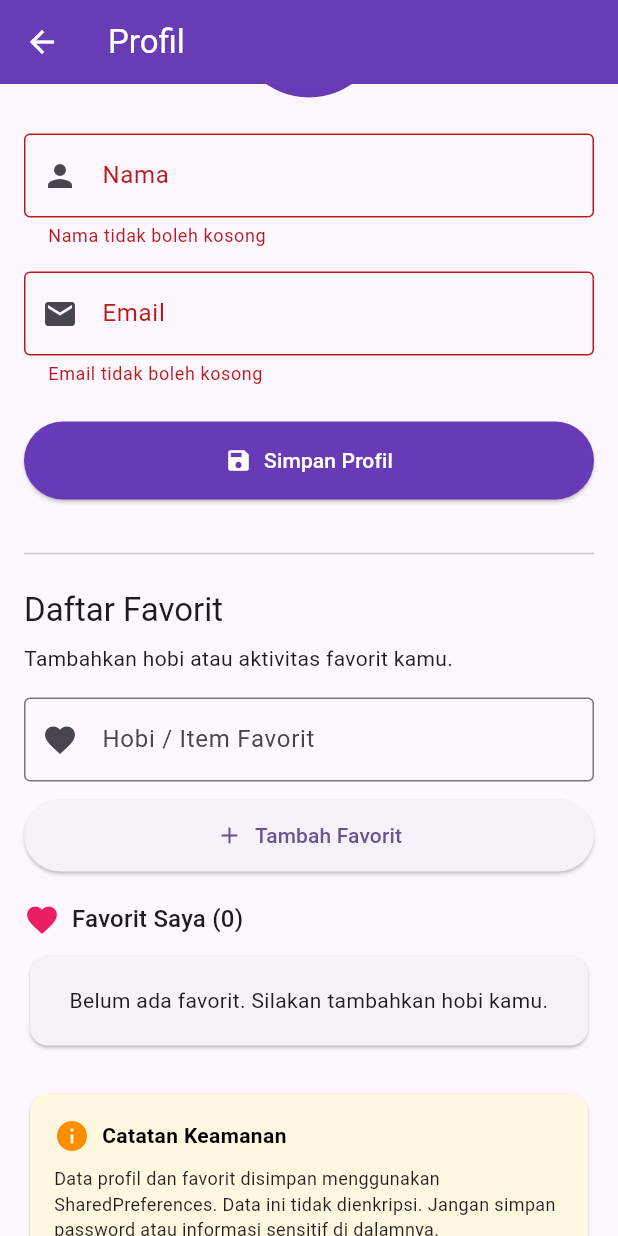
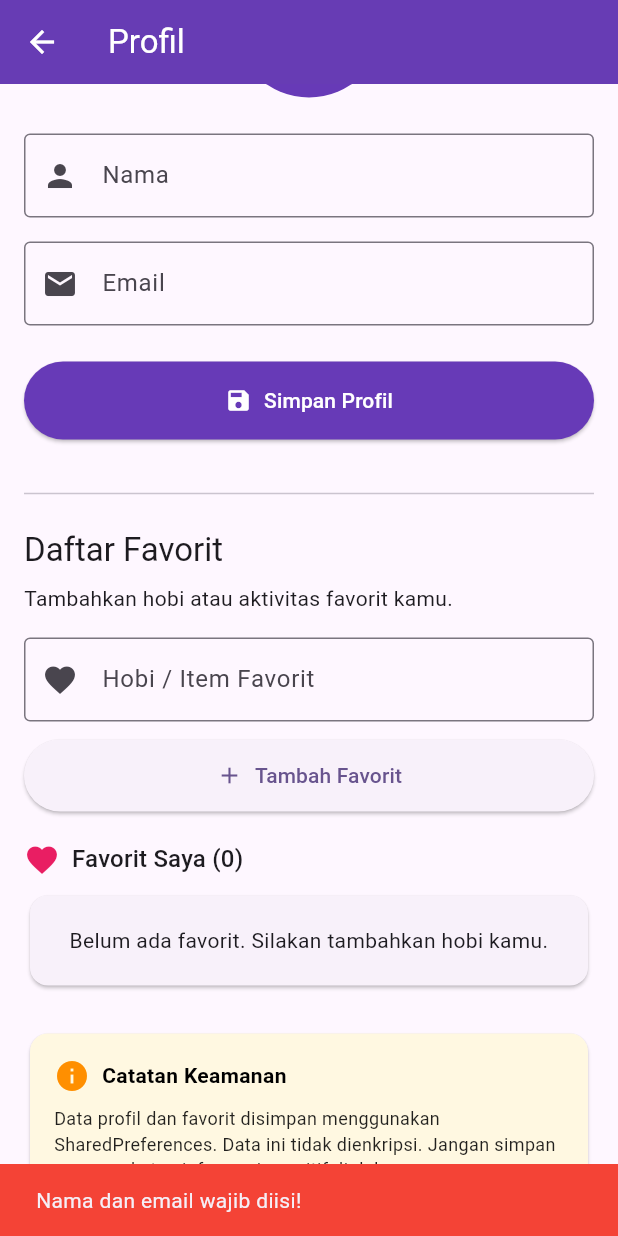
Before and after one commit to xzknana/26.21.1818_Pemograman-Mobile, a Flutter app: the ProfileScreen screen opened directly, scrolled down 123 dp, after a tap on "Simpan Profil", on a phone screen of 412 x 824 dp. Run offline on Flutter 3.47's test engine with Material 3 defaults, Android fonts, the phone set to English and light mode, and no system bars; our stand-ins replace shared_preferences; accounts and stored records are empty.

Commit message:
Latihan 5: Menambahkan Validasi Keamanan

```diff
--- a/state_preferences/lib/screens/profile_screen.dart
+++ b/state_preferences/lib/screens/profile_screen.dart
@@ -1,8 +1,9 @@
 import 'package:flutter/material.dart';
+import 'package:provider/provider.dart';
+import 'package:shared_preferences/shared_preferences.dart';
 
+import '../models/user.dart';
 import '../providers/user_provider.dart';
-
-import 'package:provider/provider.dart';
 
 class ProfileScreen extends StatefulWidget {
   const ProfileScreen({super.key});
@@ -45,24 +46,82 @@ class _ProfileScreenState extends State<ProfileScreen> {
   }
 
   Future<void> _saveProfile() async {
-    if (!_formKey.currentState!.validate()) return;
+    final name = _nameController.text.trim();
+    final email = _emailController.text.trim();
 
-    final provider = context.read<UserProvider>();
+    // Validasi input kosong
+    if (name.isEmpty || email.isEmpty) {
+      ScaffoldMessenger.of(context).showSnackBar(
+        const SnackBar(
+          content: Text('Nama dan email wajib diisi!'),
+          backgroundColor: Colors.red,
+        ),
+      );
+      return;
+    }
 
-    final updatedUser = provider.user.copyWith(
-      name: _nameController.text.trim(),
-      email: _emailController.text.trim(),
-      isLoggedIn: true,
+    // Validasi format email
+    final emailRegex = RegExp(r'^[\w.-]+@([\w-]+\.)+[\w-]{2,}$');
+
+    if (!emailRegex.hasMatch(email)) {
+      ScaffoldMessenger.of(context).showSnackBar(
+        const SnackBar(
+          content: Text('Format email tidak valid!'),
+          backgroundColor: Colors.red,
+        ),
+      );
+      return;
+    }
+
+    // Validasi nama dari karakter atau tag berbahaya
+    final dangerousPattern = RegExp(
+      r'<\s*/?\s*script\b[^>]*>|<[^>]*>',
+      caseSensitive: false,
     );
 
+    if (dangerousPattern.hasMatch(name)) {
+      ScaffoldMessenger.of(context).showSnackBar(
+        const SnackBar(
+          content: Text(
+            'Nama tidak boleh mengandung karakter atau tag berbahaya!',
+          ),
+          backgroundColor: Colors.red,
+        ),
+      );
+      return;
+    }
+
+    // Validasi email yang sudah digunakan
+    final prefs = await SharedPreferences.getInstance();
+    final savedEmail = prefs.getString('user_email');
+
+    final currentEmail = context.read<UserProvider>().user.email.trim();
+
+    if (savedEmail != null &&
+        savedEmail.toLowerCase() == email.toLowerCase() &&
+        email.toLowerCase() != currentEmail.toLowerCase()) {
+      ScaffoldMessenger.of(context).showSnackBar(
+        const SnackBar(
+          content: Text('Email sudah digunakan! Gunakan email lain.'),
+          backgroundColor: Colors.red,
+        ),
+      );
+      return;
+    }
+
+    // Simpan profil melalui Provider
     try {
+      final currentUser = context.read<UserProvider>().user;
+
+      final updatedUser = currentUser.copyWith(name: name, email: email);
+
       await context.read<UserProvider>().updateUser(updatedUser);
 
       if (!mounted) return;
 
       ScaffoldMessenger.of(context).showSnackBar(
         const SnackBar(
-          content: Text('Profil berhasil disimpan'),
+          content: Text('Profil berhasil diperbarui!'),
           backgroundColor: Colors.green,
         ),
       );
@@ -71,7 +130,7 @@ class _ProfileScreenState extends State<ProfileScreen> {
 
       ScaffoldMessenger.of(context).showSnackBar(
         const SnackBar(
-          content: Text('Gagal menyimpan profil'),
+          content: Text('Gagal menyimpan profil. Silakan coba lagi.'),
           backgroundColor: Colors.red,
         ),
       );
```
